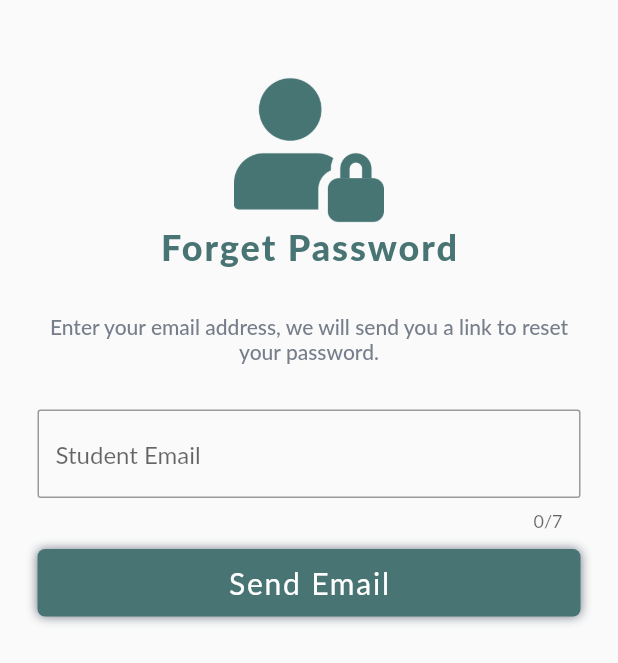
After one commit to NaimishVerma17/spfp, a Flutter app: the ForgetPasswordPage screen opened directly, after a tap on "Send Email", on a phone screen of 412 x 824 dp. The commit adds this screen. Shown: the top 663 px of the screen. Run offline on Flutter 3.47's test engine with Material 2 defaults, Android fonts, the phone set to English and light mode, and no system bars; our stand-ins replace fluttertoast; Roboto replaces fonts that are missing (Lato).

Commit message:
forget password screen

```diff
--- /dev/null
+++ b/lib/pages/forget_password.dart
@@ -0,0 +1,88 @@
+import 'package:flutter/material.dart';
+import 'package:student_portal/widgets/custom_button.dart';
+import 'package:student_portal/utils/styles.dart';
+
+class ForgetPasswordPage extends StatefulWidget {
+  @override
+  State<StatefulWidget> createState() {
+    return _ForgetPasswordPage();
+  }
+}
+
+class _ForgetPasswordPage extends State<ForgetPasswordPage> {
+  final GlobalKey<FormState> _globalKey = new GlobalKey();
+  bool _isLoading = false;
+  String _studentEmail;
+
+  @override
+  void initState() {
+    super.initState();
+  }
+
+  @override
+  Widget build(BuildContext context) {
+    return Scaffold(
+      body: SafeArea(
+        child: SingleChildScrollView(
+          padding: EdgeInsets.symmetric(vertical: 50.0, horizontal: 25.0),
+          child: Center(
+            child: Column(
+              mainAxisAlignment: MainAxisAlignment.center,
+              crossAxisAlignment: CrossAxisAlignment.center,
+              children: <Widget>[
+                Image(
+                  image: AssetImage('assets/images/user.png'),
+                  height: 100.0,
+                  width: 100.0,
+                ),
+                Text(
+                  'Forget Password',
+                  style: Styles.headingText(),
+                ),
+                SizedBox(
+                  height: 30.0,
+                ),
+                Text(
+                  'Enter your email address, we will send you a link to reset your password.',
+                  textAlign: TextAlign.center,
+                  style: Styles.subHeadingText(),
+                ),
+                SizedBox(
+                  height: 30.0,
+                ),
+                Form(
+                  key: _globalKey,
+                  child: Column(
+                    children: <Widget>[
+                      TextFormField(
+                        maxLength: 7,
+                        keyboardType: TextInputType.number,
+                        decoration: Styles.getInputDecoration('Student Email'),
+                        onSaved: (value) {
+                          this._studentEmail = value;
+                        },
+                      ),
+                    ],
+                  ),
+                ),
+                _isLoading ? CircularProgressIndicator() : Container(),
+                SizedBox(
+                  height: 12.0,
+                ),
+                CustomButton(
+                  text: 'Send Email',
+                  onClick: _isLoading ? null : _submit,
+                ),
+              ],
+            ),
+          ),
+        ),
+      ),
+    );
+  }
+
+  _submit() {
+    _globalKey.currentState.save();
+    print('Student email: ' + this._studentEmail.toString());
+  }
+}
--- a/lib/pages_export.dart
+++ b/lib/pages_export.dart
@@ -1,3 +1,4 @@
 export './pages/splash.dart';
 export './pages/login.dart';
 export './pages/signup.dart';
+export './pages/forget_password.dart';
```
